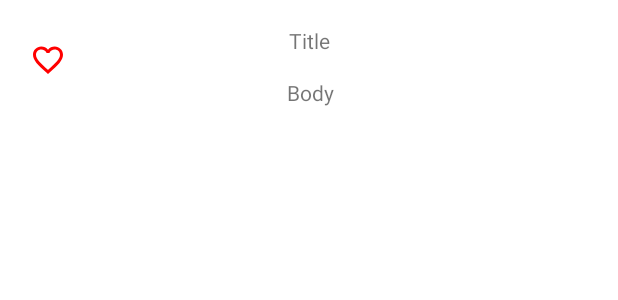
After one commit to SanjuSabu2/Food, an Android app: the layout notification.xml on its own in the app's theme, with its tools: preview values and no code run, on a phone screen of 412 x 824 dp. The commit adds this screen. Shown: the top 300 px of the screen. Run offline under Robolectric (Android 15) with nearby library versions, the phone set to English and light mode, and no system bars.

Commit message:
FCM integrated

```diff
--- a/app/src/main/AndroidManifest.xml
+++ b/app/src/main/AndroidManifest.xml
@@ -33,6 +33,11 @@
                 <category android:name="android.intent.category.LAUNCHER" />
             </intent-filter>
         </activity>
+        <service android:name=".FirebaseMessageReceiver">
+            <intent-filter>
+                <action android:name="com.google.firebase.MESSAGING_EVENT" />
+            </intent-filter>
+        </service>
     </application>
 
 </manifest>
--- /dev/null
+++ b/app/src/main/res/drawable/notif.xml
@@ -0,0 +1,5 @@
+<vector android:height="24dp" android:tint="#69DD83"
+    android:viewportHeight="24" android:viewportWidth="24"
+    android:width="24dp" xmlns:android="http://schemas.android.com/apk/res/android">
+    <path android:fillColor="#69DD83" android:pathData="M16.5,3c-1.74,0 -3.41,0.81 -4.5,2.09C10.91,3.81 9.24,3 7.5,3 4.42,3 2,5.42 2,8.5c0,3.78 3.4,6.86 8.55,11.54L12,21.35l1.45,-1.32C18.6,15.36 22,12.28 22,8.5 22,5.42 19.58,3 16.5,3zM12.1,18.55l-0.1,0.1 -0.1,-0.1C7.14,14.24 4,11.39 4,8.5 4,6.5 5.5,5 7.5,5c1.54,0 3.04,0.99 3.57,2.36h1.87C13.46,5.99 14.96,5 16.5,5c2,0 3.5,1.5 3.5,3.5 0,2.89 -3.14,5.74 -7.9,10.05z"/>
+</vector>
--- a/app/src/main/res/layout/activity_addtocart.xml
+++ b/app/src/main/res/layout/activity_addtocart.xml
@@ -42,7 +42,6 @@
             app:layout_constraintVertical_bias="0.461"
             app:srcCompat="@drawable/backbutton" />
     </androidx.constraintlayout.widget.ConstraintLayout>
-
 
     <TextView
         android:id="@+id/txt2prtitle"
--- /dev/null
+++ b/app/src/main/res/layout/notification.xml
@@ -0,0 +1,42 @@
+<?xml version="1.0" encoding="utf-8"?>
+<androidx.constraintlayout.widget.ConstraintLayout
+    xmlns:android="http://schemas.android.com/apk/res/android"
+    xmlns:app="http://schemas.android.com/apk/res-auto"
+    xmlns:tools="http://schemas.android.com/tools"
+    android:layout_width="match_parent"
+    android:layout_height="80dp">
+
+
+    <TextView
+        android:id="@+id/messageTitle"
+        android:layout_width="198dp"
+        android:layout_height="34dp"
+        android:layout_marginTop="10dp"
+        android:gravity="center"
+        android:text="Title"
+        app:layout_constraintEnd_toEndOf="parent"
+        app:layout_constraintStart_toStartOf="parent"
+        app:layout_constraintTop_toTopOf="parent" />
+
+    <TextView
+        android:id="@+id/messageBody"
+        android:layout_width="168dp"
+        android:layout_height="20dp"
+        android:text="Body"
+        android:gravity="center"
+        app:layout_constraintBottom_toBottomOf="parent"
+        app:layout_constraintEnd_toEndOf="@+id/messageTitle"
+        app:layout_constraintStart_toStartOf="@+id/messageTitle"
+        app:layout_constraintTop_toBottomOf="@+id/messageTitle" />
+
+    <ImageView
+        android:id="@+id/messageIcon"
+        android:layout_width="wrap_content"
+        android:layout_height="wrap_content"
+        android:layout_marginStart="20dp"
+        android:layout_marginLeft="20dp"
+        app:layout_constraintBottom_toBottomOf="parent"
+        app:layout_constraintStart_toStartOf="parent"
+        app:layout_constraintTop_toTopOf="parent"
+        app:srcCompat="@drawable/favorite_off" />
+</androidx.constraintlayout.widget.ConstraintLayout>
--- a/build.gradle
+++ b/build.gradle
@@ -6,6 +6,7 @@ buildscript {
     }
     dependencies {
         classpath "com.android.tools.build:gradle:4.1.3"
+        classpath 'com.google.gms:google-services:4.3.5'
 
         // NOTE: Do not place your application dependencies here; they belong
         // in the individual module build.gradle files
```
Also changed, not shown: app/build.gradle (+21 -13 lines), app/src/main/java/com/example/food/FirebaseMessageReceiver.java (added, +61 -0 lines), app/src/main/java/com/example/food/MainActivity.java (+93 -92 lines), app/src/main/java/com/example/food/MyCartActivity.java (+6 -8 lines), app/src/main/res/layout/cart_item.xml (+13 -13 lines), gradle/wrapper/gradle-wrapper.properties.
